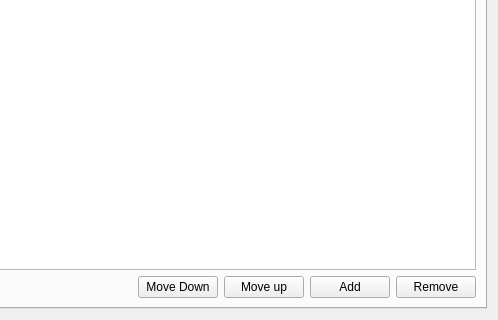
Old version of the form ui/DataEntryWindow.ui in the repository mym-br/gama_tts_editor; both pictures show x 302 to 800 and y 380 to 700 of the 800 by 700 pixel window.
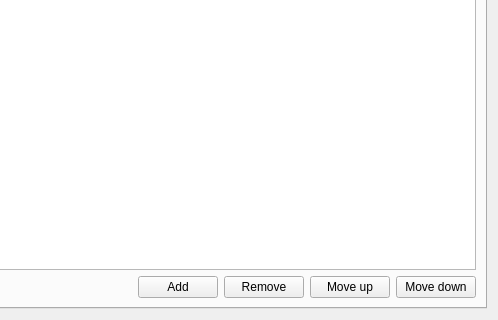
New version of the form. The open tabs and pages were chosen to show the change.

Diff of the .ui file:
```diff
--- a/ui/DataEntryWindow.ui
+++ b/ui/DataEntryWindow.ui
@@ -257,20 +257,6 @@
             </property>
            </spacer>
           </item>
-          <item>
-           <widget class="QPushButton" name="moveSymbolDownButton">
-            <property name="text">
-             <string>Move Down</string>
-            </property>
-           </widget>
-          </item>
-          <item>
-           <widget class="QPushButton" name="moveSymbolUpButton">
-            <property name="text">
-             <string>Move up</string>
-            </property>
-           </widget>
-          </item>
           <item>
            <widget class="QPushButton" name="addSymbolButton">
             <property name="text">
@@ -285,6 +271,20 @@
             </property>
            </widget>
           </item>
+          <item>
+           <widget class="QPushButton" name="moveSymbolUpButton">
+            <property name="text">
+             <string>Move up</string>
+            </property>
+           </widget>
+          </item>
+          <item>
+           <widget class="QPushButton" name="moveSymbolDownButton">
+            <property name="text">
+             <string>Move down</string>
+            </property>
+           </widget>
+          </item>
          </layout>
         </widget>
        </item>
```
Left out of the diff: 56 changed lines with no effect on the pictures.
